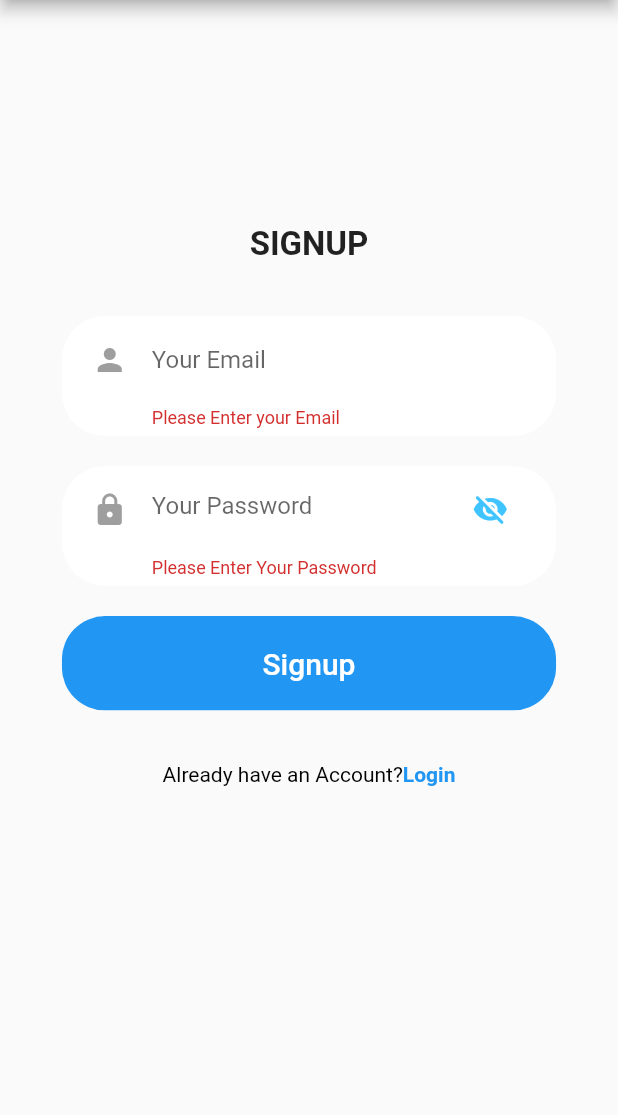
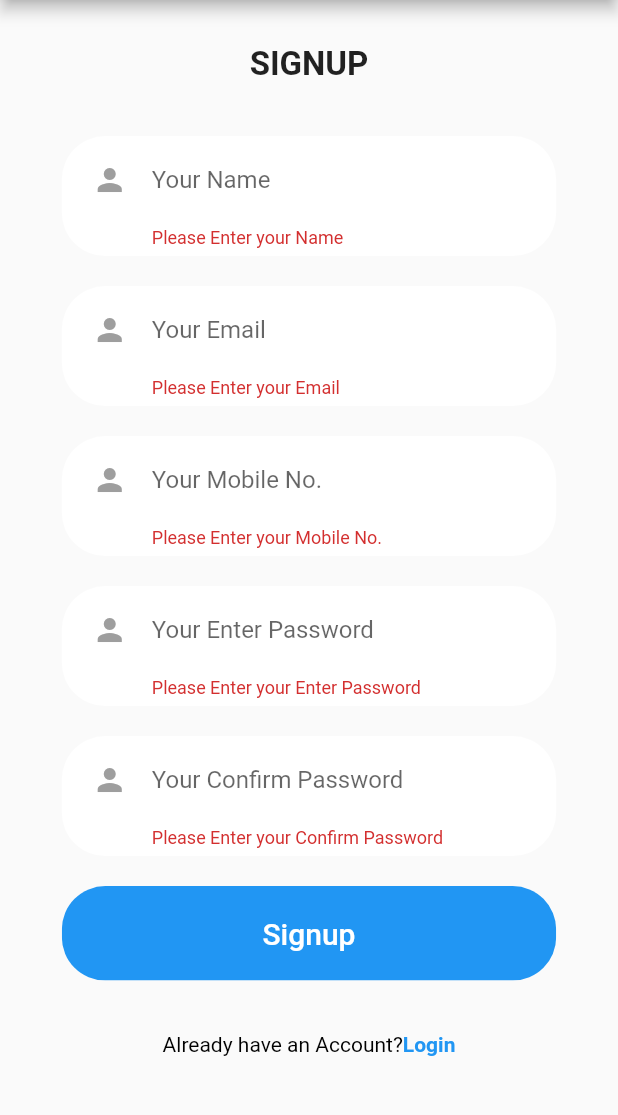
Before and after one commit to sahil-banswani/Task-1, a Flutter app: the SignupScreen screen opened directly, after a tap on "Signup", on a phone screen of 412 x 824 dp, the part 84-1199 px from its top. Run offline on Flutter 3.47's test engine with Material 2 defaults, Android fonts, the light colour scheme and no system bars; our stand-ins replace flutter_advanced_drawer, google_fonts.

Commit message:
updated signup page

```diff
--- a/lib/main.dart
+++ b/lib/main.dart
@@ -1,5 +1,6 @@
 import 'package:flutter/material.dart';
 import 'package:life_coach/screens/login_screen.dart';
+import 'package:life_coach/screens/sign_up_screen.dart';
 import 'package:life_coach/widgets/drawer.dart';
 
 void main() {
@@ -15,7 +16,7 @@ class MyApp extends StatelessWidget {
     return const MaterialApp(
       debugShowCheckedModeBanner: false,
       title: 'Flutter Demo',
-      home: DrawerWidget(),
+      home: LoginScreen(),
     );
   }
 }
--- a/lib/screens/sign_up_screen.dart
+++ b/lib/screens/sign_up_screen.dart
@@ -23,11 +23,15 @@ class _SignupScreenState extends State<SignupScreen> {
   bool isSecure = true;
   final _formKey = GlobalKey<FormState>();
   final emailController = TextEditingController();
+  final name = TextEditingController();
+  final mobNo = TextEditingController();
   final passwordController = TextEditingController();
   @override
   void dispose() {
     emailController.dispose();
     passwordController.dispose();
+    mobNo.dispose();
+    name.dispose();
     super.dispose();
   }
 
@@ -89,7 +93,7 @@ class _SignupScreenState extends State<SignupScreen> {
       // ),
       body: Container(
         padding:
-            const EdgeInsets.only(top: 150), // Adjust the top padding as needed
+            const EdgeInsets.only(top: 30), // Adjust the top padding as needed
         child: SingleChildScrollView(
           child: Column(
             //resizeToAvoidBottomPadding: false,
@@ -106,70 +110,12 @@ class _SignupScreenState extends State<SignupScreen> {
                 key: _formKey,
                 child: Column(
                   children: [
-                    Container(
-                      margin: const EdgeInsets.symmetric(vertical: 10),
-                      padding: const EdgeInsets.symmetric(
-                          horizontal: 20, vertical: 5),
-                      width: size.width * 0.8,
-                      decoration: BoxDecoration(
-                        color: Colors.white,
-                        borderRadius: BorderRadius.circular(29),
-                      ),
-                      child: TextFormField(
-                        key: const ValueKey('email'),
-                        controller: emailController,
-                        validator: (val) {
-                          if (val == null || val.isEmpty) {
-                            return 'Please Enter your Email';
-                          } else if (!RegExp(r'^[\w-]+(\.[\w-]+)*@gmail\.com$')
-                              .hasMatch(val)) {
-                            return 'Please enter a valid email address';
-                          }
-                          //return null;
-                          return null;
-                        },
-                        decoration: const InputDecoration(
-                          icon: Icon(
-                            Icons.person,
-                            color: Colors.grey,
-                          ),
-                          hintText: "Your Email",
-                          border: InputBorder.none,
-                        ),
-                      ),
-                    ),
-                    Container(
-                      margin: const EdgeInsets.symmetric(vertical: 10),
-                      padding: const EdgeInsets.symmetric(
-                          horizontal: 20, vertical: 5),
-                      width: size.width * 0.8,
-                      decoration: BoxDecoration(
-                        color: Colors.white,
-                        borderRadius: BorderRadius.circular(29),
-                      ),
-                      child: TextFormField(
-                        key: const ValueKey('Password'),
-                        controller: passwordController,
-                        validator: (value) {
-                          if (value == null || value.isEmpty) {
-                            return 'Please Enter Your Password';
-                          } else if (value.length < 6) {
-                            return 'Password should be of 6 characters';
-                          }
-                          return null;
-                        },
-                        obscureText: isSecure,
-                        decoration: InputDecoration(
-                          icon: const Icon(
-                            Icons.lock,
-                            color: Colors.grey,
-                          ),
-                          hintText: "Your Password",
-                          border: InputBorder.none,
-                          suffixIcon: tooglePassword(),
-                        ),
-                      ),
-                    ),
+                    TextFieldOr('Name'),
+                    TextFieldOr('Email'),
+                    TextFieldOr('Mobile No.'),
+                    TextFieldOr('Enter Password'),
+                    TextFieldOr('Confirm Password'),
+
                   ],
                 ),
               ),
@@ -235,6 +181,39 @@ class _SignupScreenState extends State<SignupScreen> {
           ? const Icon(Icons.visibility_off_rounded)
           : const Icon(Icons.visibility_rounded),
       color: Colors.lightBlueAccent,
+    );
+  }
+
+  Widget TextFieldOr(String text) {
+    return Container(
+      margin: const EdgeInsets.symmetric(vertical: 10),
+      padding: const EdgeInsets.symmetric(horizontal: 20, vertical: 5),
+      width: MediaQuery.of(context).size.width * 0.8,
+      decoration: BoxDecoration(
+        color: Colors.white,
+        borderRadius: BorderRadius.circular(29),
+      ),
+      child: TextFormField(
+        key: ValueKey(text.toString()),
+        controller: emailController,
+        validator: (val) {
+          if (val == null || val.isEmpty) {
+            return 'Please Enter your $text';
+          } else if (!RegExp(r'^[\w-]+(\.[\w-]+)*@gmail\.com$').hasMatch(val)) {
+            return 'Please enter a valid $text';
+          }
+          //return null;
+          return null;
+        },
+        decoration: InputDecoration(
+          icon: const Icon(
+            Icons.person,
+            color: Colors.grey,
+          ),
+          hintText: "Your $text",
+          border: InputBorder.none,
+        ),
+      ),
     );
   }
 }
```
